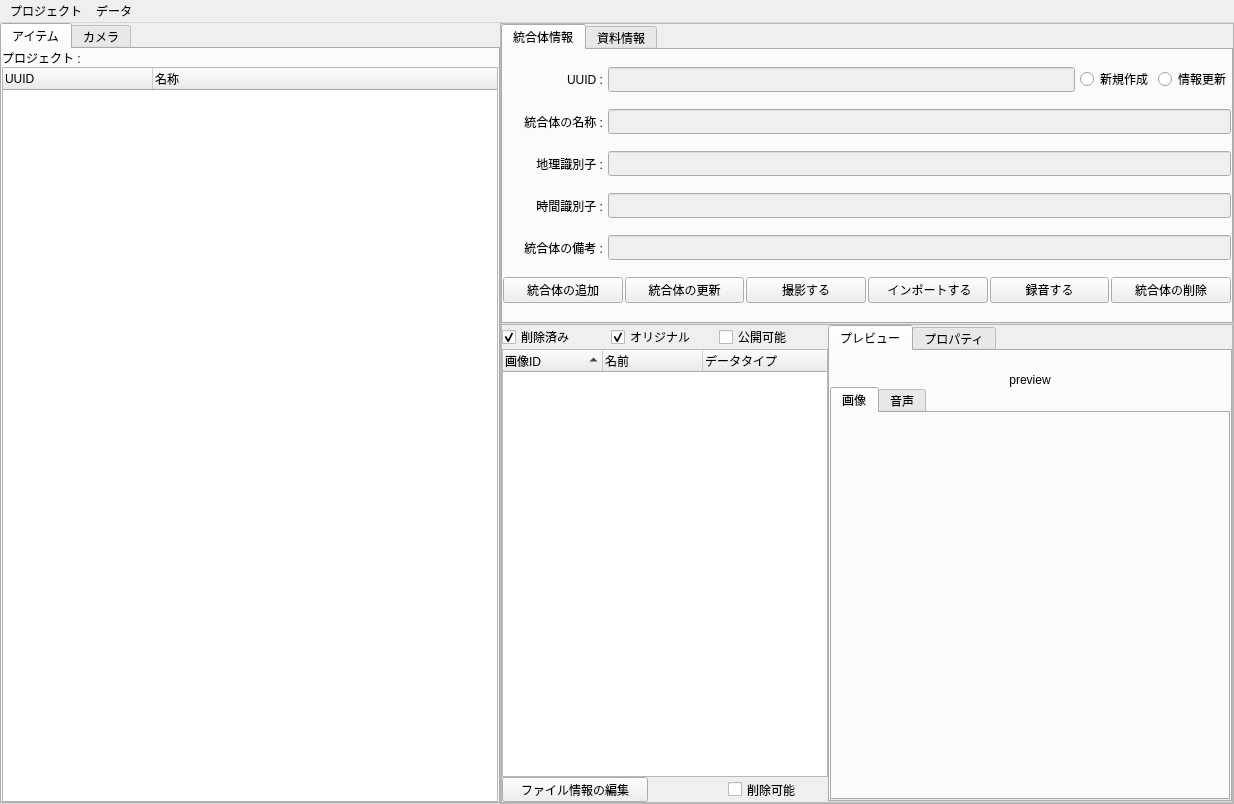
This is ui/mainWindow.ui in yufujimoto/SurveyDataCollector as Qt 5 draws it before an edit. The edited form follows.
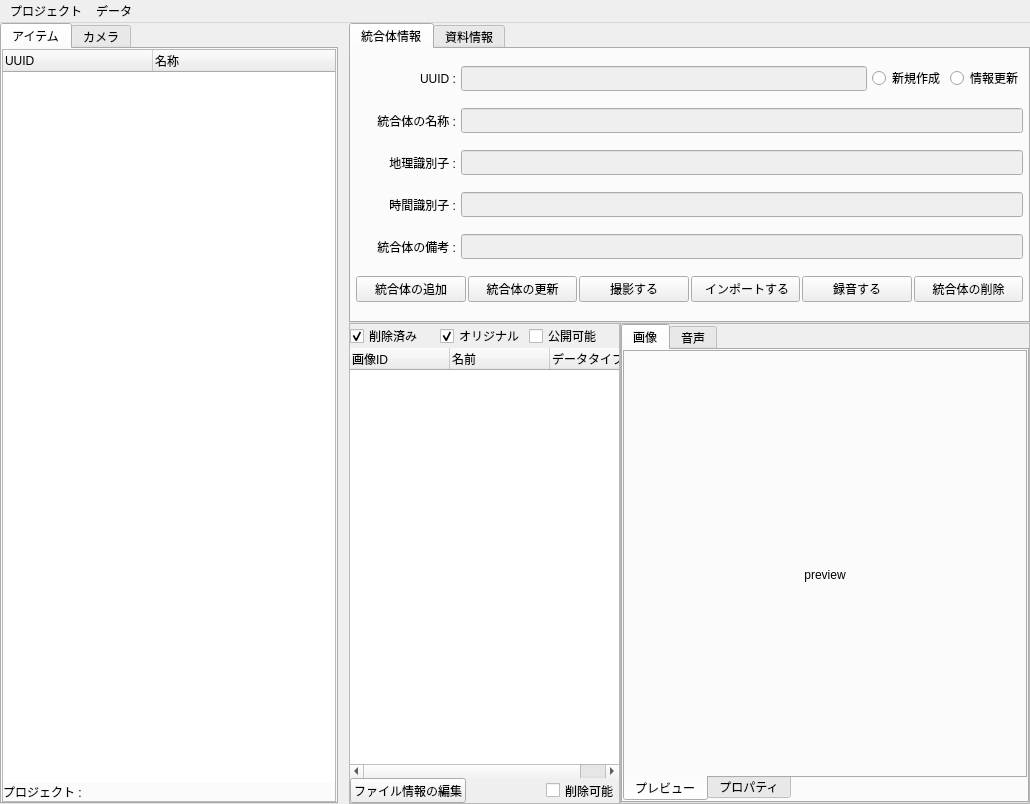
This is the edited form. Icons and pictures are not drawn.

```diff
--- a/ui/mainWindow.ui
+++ b/ui/mainWindow.ui
@@ -6,7 +6,7 @@
    <rect>
     <x>0</x>
     <y>0</y>
-    <width>1234</width>
+    <width>1030</width>
     <height>804</height>
    </rect>
   </property>
@@ -22,11 +22,29 @@
    <iconset>
     <normaloff>icon/ic_add_a_photo_black_24dp_2x.png</normaloff>icon/ic_add_a_photo_black_24dp_2x.png</iconset>
   </property>
-  <widget class="QWidget" name="centralwidget">
-   <layout class="QHBoxLayout" name="horizontalLayout">
+  <widget class="QWidget" name="frm_main">
+   <layout class="QHBoxLayout" name="frm_main_lay">
     <property name="spacing">
+     <number>5</number>
+    </property>
+    <property name="margin">
      <number>0</number>
     </property>
+    <item>
+     <widget class="QFrame" name="frm_left">
+      <property name="maximumSize">
+       <size>
+        <width>600</width>
+        <height>16777215</height>
+       </size>
+      </property>
+      <property name="frameShape">
+       <enum>QFrame::NoFrame</enum>
+      </property>
+      <property name="frameShadow">
+       <enum>QFrame::Plain</enum>
+      </property>
+      <layout class="QGridLayout" name="gridLayout">
     <property name="leftMargin">
      <number>0</number>
     </property>
@@ -34,25 +52,16 @@
      <number>0</number>
     </property>
     <property name="rightMargin">
-     <number>0</number>
+        <number>3</number>
     </property>
     <property name="bottomMargin">
      <number>0</number>
     </property>
-    <item>
+       <property name="spacing">
+        <number>0</number>
+       </property>
+       <item row="0" column="0">
      <widget class="QTabWidget" name="tab_control">
-      <property name="minimumSize">
-       <size>
-        <width>400</width>
-        <height>0</height>
-       </size>
-      </property>
-      <property name="maximumSize">
-       <size>
-        <width>500</width>
-        <height>16777215</height>
-       </size>
-      </property>
       <property name="font">
        <font>
         <pointsize>9</pointsize>
@@ -75,65 +84,35 @@
         <property name="spacing">
          <number>0</number>
         </property>
-        <property name="leftMargin">
-         <number>0</number>
-        </property>
-        <property name="topMargin">
-         <number>0</number>
-        </property>
-        <property name="rightMargin">
-         <number>0</number>
-        </property>
-        <property name="bottomMargin">
+           <property name="margin">
          <number>0</number>
         </property>
         <item>
-         <layout class="QHBoxLayout" name="lay_h_dir_root">
+            <widget class="QFrame" name="frm_tab_prj_item">
+             <property name="frameShape">
+              <enum>QFrame::StyledPanel</enum>
+             </property>
+             <property name="frameShadow">
+              <enum>QFrame::Plain</enum>
+             </property>
+             <property name="lineWidth">
+              <number>1</number>
+             </property>
+             <layout class="QGridLayout" name="gridLayout_5">
+              <property name="margin">
+               <number>0</number>
+              </property>
           <property name="spacing">
            <number>0</number>
           </property>
-          <property name="topMargin">
-           <number>0</number>
-          </property>
-          <item>
-           <widget class="QLabel" name="lbl_prjDir">
-            <property name="sizePolicy">
-             <sizepolicy hsizetype="Fixed" vsizetype="Fixed">
-              <horstretch>0</horstretch>
-              <verstretch>0</verstretch>
-             </sizepolicy>
-            </property>
-            <property name="minimumSize">
-             <size>
-              <width>0</width>
-              <height>0</height>
-             </size>
-            </property>
-            <property name="text">
-             <string>プロジェクト : </string>
-            </property>
-           </widget>
-          </item>
-          <item>
-           <widget class="QLabel" name="lbl_prj_path">
-            <property name="text">
-             <string/>
-            </property>
-           </widget>
-          </item>
-         </layout>
-        </item>
-        <item>
+              <item row="0" column="0">
          <widget class="QTreeWidget" name="tre_prj_item">
+                <property name="frameShape">
+                 <enum>QFrame::HLine</enum>
+                </property>
           <property name="lineWidth">
            <number>0</number>
           </property>
-          <property name="dragEnabled">
-           <bool>false</bool>
-          </property>
-          <property name="dragDropMode">
-           <enum>QAbstractItemView::NoDragDrop</enum>
-          </property>
           <attribute name="headerDefaultSectionSize">
            <number>150</number>
           </attribute>
@@ -149,6 +128,45 @@
           </column>
          </widget>
         </item>
+              <item row="1" column="0">
+               <layout class="QHBoxLayout" name="lay_h_dir_root">
+                <property name="spacing">
+                 <number>0</number>
+                </property>
+                <property name="topMargin">
+                 <number>0</number>
+                </property>
+                <item>
+                 <widget class="QLabel" name="lbl_prjDir">
+                  <property name="sizePolicy">
+                   <sizepolicy hsizetype="Fixed" vsizetype="Fixed">
+                    <horstretch>0</horstretch>
+                    <verstretch>0</verstretch>
+                   </sizepolicy>
+                  </property>
+                  <property name="minimumSize">
+                   <size>
+                    <width>0</width>
+                    <height>0</height>
+                   </size>
+                  </property>
+                  <property name="text">
+                   <string>プロジェクト : </string>
+                  </property>
+                 </widget>
+                </item>
+                <item>
+                 <widget class="QLabel" name="lbl_prj_path">
+                  <property name="text">
+                   <string/>
+                  </property>
+                 </widget>
+                </item>
+               </layout>
+              </item>
+             </layout>
+            </widget>
+           </item>
        </layout>
       </widget>
       <widget class="QWidget" name="tab_prj_cam">
@@ -159,16 +177,7 @@
         <property name="spacing">
          <number>0</number>
         </property>
-        <property name="leftMargin">
-         <number>0</number>
-        </property>
-        <property name="topMargin">
-         <number>0</number>
-        </property>
-        <property name="rightMargin">
-         <number>0</number>
-        </property>
-        <property name="bottomMargin">
+           <property name="margin">
          <number>0</number>
         </property>
         <item>
@@ -249,16 +258,7 @@
            <set>Qt::AlignLeading|Qt::AlignLeft|Qt::AlignTop</set>
           </property>
           <layout class="QGridLayout" name="gridLayout_4">
-           <property name="leftMargin">
-            <number>0</number>
-           </property>
-           <property name="topMargin">
-            <number>0</number>
-           </property>
-           <property name="rightMargin">
-            <number>0</number>
-           </property>
-           <property name="bottomMargin">
+              <property name="margin">
             <number>0</number>
            </property>
            <property name="spacing">
@@ -441,8 +441,11 @@
       </widget>
      </widget>
     </item>
+      </layout>
+     </widget>
+    </item>
     <item>
-     <widget class="QFrame" name="frame_3">
+     <widget class="QFrame" name="frm_right">
       <property name="minimumSize">
        <size>
         <width>600</width>
@@ -450,14 +453,14 @@
        </size>
       </property>
       <property name="frameShape">
-       <enum>QFrame::StyledPanel</enum>
+       <enum>QFrame::NoFrame</enum>
       </property>
       <property name="frameShadow">
-       <enum>QFrame::Raised</enum>
+       <enum>QFrame::Plain</enum>
       </property>
       <layout class="QGridLayout" name="gridLayout_3">
        <property name="leftMargin">
-        <number>0</number>
+        <number>3</number>
        </property>
        <property name="topMargin">
         <number>0</number>
@@ -491,9 +494,6 @@
            <height>300</height>
           </size>
          </property>
-         <property name="autoFillBackground">
-          <bool>false</bool>
-         </property>
          <property name="currentIndex">
           <number>0</number>
          </property>
@@ -512,13 +512,13 @@
           </attribute>
           <layout class="QGridLayout" name="gridLayout_2">
            <property name="leftMargin">
-            <number>0</number>
+            <number>5</number>
            </property>
            <property name="topMargin">
             <number>0</number>
            </property>
            <property name="rightMargin">
-            <number>0</number>
+            <number>5</number>
            </property>
            <property name="bottomMargin">
             <number>0</number>
@@ -527,7 +527,7 @@
             <number>0</number>
            </property>
            <item row="0" column="0">
-            <layout class="QHBoxLayout" name="lay_h_con_ope">
+            <layout class="QHBoxLayout" name="lay_h_con_uuid">
              <property name="spacing">
               <number>5</number>
              </property>
@@ -598,9 +598,6 @@
                  <height>16777215</height>
                 </size>
                </property>
-               <property name="layoutDirection">
-                <enum>Qt::LeftToRight</enum>
-               </property>
                <property name="text">
                 <string>新規作成</string>
                </property>
@@ -948,19 +945,19 @@
             <number>0</number>
            </property>
            <property name="leftMargin">
-            <number>0</number>
+            <number>5</number>
            </property>
            <property name="topMargin">
             <number>0</number>
            </property>
            <property name="rightMargin">
-            <number>0</number>
+            <number>5</number>
            </property>
            <property name="bottomMargin">
             <number>0</number>
            </property>
            <item>
-            <layout class="QHBoxLayout" name="horizontalLayout_5">
+            <layout class="QHBoxLayout" name="lay_h_mat_uuid">
              <property name="spacing">
               <number>5</number>
              </property>
@@ -1562,35 +1559,36 @@
            <height>450</height>
           </size>
          </property>
-         <property name="font">
-          <font>
-           <pointsize>9</pointsize>
-          </font>
+         <property name="frameShape">
+          <enum>QFrame::NoFrame</enum>
          </property>
+         <property name="frameShadow">
+          <enum>QFrame::Plain</enum>
+         </property>
+         <layout class="QHBoxLayout" name="frm_fil_info_lay">
+          <property name="spacing">
+           <number>0</number>
+          </property>
+          <property name="margin">
+           <number>0</number>
+          </property>
+          <item>
+           <widget class="QFrame" name="frm_fil_info_left">
          <property name="frameShape">
           <enum>QFrame::StyledPanel</enum>
          </property>
          <property name="frameShadow">
           <enum>QFrame::Raised</enum>
          </property>
-         <layout class="QHBoxLayout" name="horizontalLayout_2">
-          <property name="spacing">
+            <layout class="QGridLayout" name="frm_fil_info_left_lay">
+             <property name="margin">
            <number>0</number>
           </property>
-          <property name="leftMargin">
+             <property name="spacing">
            <number>0</number>
           </property>
-          <property name="topMargin">
-           <number>0</number>
-          </property>
-          <property name="rightMargin">
-           <number>0</number>
-          </property>
-          <property name="bottomMargin">
-           <number>0</number>
-          </property>
-          <item>
-           <layout class="QVBoxLayout" name="verticalLayout_5">
+             <item row="0" column="0">
+              <layout class="QVBoxLayout" name="lay_v_fil_list">
             <property name="spacing">
              <number>0</number>
             </property>
@@ -1598,7 +1596,7 @@
              <number>0</number>
             </property>
             <item>
-             <layout class="QHBoxLayout" name="horizontalLayout_6">
+                <layout class="QHBoxLayout" name="lay_h_fil_opt">
               <property name="spacing">
                <number>0</number>
               </property>
@@ -1607,6 +1605,12 @@
               </property>
               <item>
                <widget class="QCheckBox" name="cbx_fil_deleted">
+                   <property name="minimumSize">
+                    <size>
+                     <width>0</width>
+                     <height>24</height>
+                    </size>
+                   </property>
                 <property name="text">
                  <string>削除済み</string>
                 </property>
@@ -1617,6 +1621,12 @@
               </item>
               <item>
                <widget class="QCheckBox" name="cbx_fil_original">
+                   <property name="minimumSize">
+                    <size>
+                     <width>0</width>
+                     <height>24</height>
+                    </size>
+                   </property>
                 <property name="text">
                  <string>オリジナル</string>
                 </property>
@@ -1630,6 +1640,12 @@
                 <property name="enabled">
                  <bool>true</bool>
                 </property>
+                   <property name="minimumSize">
+                    <size>
+                     <width>0</width>
+                     <height>24</height>
+                    </size>
+                   </property>
                 <property name="maximumSize">
                  <size>
                   <width>16777215</width>
@@ -1645,11 +1661,11 @@
             </item>
             <item>
              <widget class="QTreeWidget" name="tre_fls">
-              <attribute name="headerCascadingSectionResizes">
-               <bool>true</bool>
-              </attribute>
-              <attribute name="headerShowSortIndicator" stdset="0">
-               <bool>true</bool>
+                 <property name="frameShape">
+                  <enum>QFrame::NoFrame</enum>
+                 </property>
+                 <attribute name="headerDefaultSectionSize">
+                  <number>100</number>
               </attribute>
               <column>
                <property name="text">
@@ -1669,7 +1685,7 @@
              </widget>
             </item>
             <item>
-             <layout class="QHBoxLayout" name="horizontalLayout_8">
+                <layout class="QHBoxLayout" name="lay_h_fil_edit">
               <property name="topMargin">
                <number>0</number>
               </property>
@@ -1751,20 +1767,68 @@
               </item>
              </layout>
             </item>
+              </layout>
+             </item>
+            </layout>
+           </widget>
+          </item>
             <item>
-             <layout class="QVBoxLayout" name="verticalLayout">
+           <widget class="QFrame" name="frm_fil_info_right">
+            <property name="frameShape">
+             <enum>QFrame::StyledPanel</enum>
+            </property>
+            <property name="frameShadow">
+             <enum>QFrame::Raised</enum>
+            </property>
+            <layout class="QGridLayout" name="frm_fil_info_right_lay">
+             <property name="margin">
+              <number>0</number>
+             </property>
               <property name="spacing">
                <number>0</number>
               </property>
-              <property name="topMargin">
+             <item row="0" column="0">
+              <widget class="QTabWidget" name="tab_src">
+               <property name="tabPosition">
+                <enum>QTabWidget::North</enum>
+               </property>
+               <property name="tabShape">
+                <enum>QTabWidget::Rounded</enum>
+               </property>
+               <property name="currentIndex">
                <number>0</number>
               </property>
-             </layout>
-            </item>
-           </layout>
-          </item>
+               <property name="iconSize">
+                <size>
+                 <width>24</width>
+                 <height>24</height>
+                </size>
+               </property>
+               <property name="documentMode">
+                <bool>false</bool>
+               </property>
+               <property name="tabsClosable">
+                <bool>false</bool>
+               </property>
+               <property name="tabBarAutoHide" stdset="0">
+                <bool>false</bool>
+               </property>
+               <widget class="QWidget" name="tab_src_img">
+                <attribute name="title">
+                 <string>画像</string>
+                </attribute>
+                <layout class="QVBoxLayout" name="verticalLayout_4">
+                 <property name="spacing">
+                  <number>0</number>
+                 </property>
+                 <property name="margin">
+                  <number>0</number>
+                 </property>
           <item>
            <widget class="QTabWidget" name="tab_img_info">
+                   <property name="tabPosition">
+                    <enum>QTabWidget::South</enum>
+                   </property>
             <property name="tabShape">
              <enum>QTabWidget::Rounded</enum>
             </property>
@@ -1779,16 +1843,7 @@
               <property name="spacing">
                <number>0</number>
               </property>
-              <property name="leftMargin">
-               <number>0</number>
-              </property>
-              <property name="topMargin">
-               <number>0</number>
-              </property>
-              <property name="rightMargin">
-               <number>0</number>
-              </property>
-              <property name="bottomMargin">
+                     <property name="margin">
                <number>0</number>
               </property>
               <item>
@@ -2022,61 +2077,45 @@
                   </item>
                  </layout>
                 </item>
-                <item>
-                 <widget class="QTabWidget" name="tab_src">
-                  <property name="minimumSize">
-                   <size>
-                    <width>0</width>
-                    <height>0</height>
-                   </size>
-                  </property>
-                  <property name="tabPosition">
-                   <enum>QTabWidget::North</enum>
-                  </property>
-                  <property name="tabShape">
-                   <enum>QTabWidget::Rounded</enum>
-                  </property>
-                  <property name="currentIndex">
-                   <number>0</number>
-                  </property>
-                  <property name="iconSize">
-                   <size>
-                    <width>24</width>
-                    <height>24</height>
-                   </size>
-                  </property>
-                  <property name="elideMode">
-                   <enum>Qt::ElideNone</enum>
-                  </property>
-                  <property name="documentMode">
-                   <bool>false</bool>
-                  </property>
-                  <property name="tabsClosable">
-                   <bool>false</bool>
-                  </property>
-                  <property name="tabBarAutoHide">
-                   <bool>false</bool>
-                  </property>
-                  <widget class="QWidget" name="tab_src_img">
+                      </layout>
+                     </item>
+                    </layout>
+                   </widget>
+                   <widget class="QWidget" name="tab_img_prop">
                    <attribute name="title">
-                    <string>画像</string>
-                   </attribute>
-                   <layout class="QVBoxLayout" name="verticalLayout_4">
+                     <string>プロパティ</string>
+                    </attribute>
+                    <layout class="QHBoxLayout" name="horizontalLayout_3">
                     <property name="spacing">
                      <number>0</number>
                     </property>
-                    <property name="leftMargin">
+                     <property name="margin">
                      <number>0</number>
                     </property>
-                    <property name="topMargin">
-                     <number>0</number>
-                    </property>
-                    <property name="rightMargin">
-                     <number>0</number>
-                    </property>
-                    <property name="bottomMargin">
-                     <number>0</number>
-                    </property>
+                     <item>
+                      <widget class="QTreeWidget" name="tre_img_prop">
+                       <property name="frameShape">
+                        <enum>QFrame::NoFrame</enum>
+                       </property>
+                       <attribute name="headerDefaultSectionSize">
+                        <number>100</number>
+                       </attribute>
+                       <column>
+                        <property name="text">
+                         <string>プロパティ</string>
+                        </property>
+                       </column>
+                       <column>
+                        <property name="text">
+                         <string>値</string>
+                        </property>
+                       </column>
+                      </widget>
+                     </item>
+                    </layout>
+                   </widget>
+                  </widget>
+                 </item>
                    </layout>
                   </widget>
                   <widget class="QWidget" name="tab_src_snd">
@@ -2087,16 +2126,7 @@
                     <property name="spacing">
                      <number>0</number>
                     </property>
-                    <property name="leftMargin">
-                     <number>0</number>
-                    </property>
-                    <property name="topMargin">
-                     <number>0</number>
-                    </property>
-                    <property name="rightMargin">
-                     <number>0</number>
-                    </property>
-                    <property name="bottomMargin">
+                 <property name="margin">
                      <number>0</number>
                     </property>
                     <item>
@@ -2122,65 +2152,13 @@
                  </widget>
                 </item>
                </layout>
-              </item>
-             </layout>
-            </widget>
-            <widget class="QWidget" name="tab_img_prop">
-             <attribute name="title">
-              <string>プロパティ</string>
-             </attribute>
-             <layout class="QHBoxLayout" name="horizontalLayout_3">
-              <property name="spacing">
-               <number>0</number>
-              </property>
-              <property name="leftMargin">
-               <number>0</number>
-              </property>
-              <property name="topMargin">
-               <number>0</number>
-              </property>
-              <property name="rightMargin">
-               <number>0</number>
-              </property>
-              <property name="bottomMargin">
-               <number>0</number>
-              </property>
-              <item>
-               <widget class="QTreeWidget" name="tre_img_prop">
-                <attribute name="headerDefaultSectionSize">
-                 <number>100</number>
-                </attribute>
-                <column>
-                 <property name="text">
-                  <string>プロパティ</string>
-                 </property>
-                </column>
-                <column>
-                 <property name="text">
-                  <string>値</string>
-                 </property>
-                </column>
-               </widget>
+           </widget>
               </item>
              </layout>
             </widget>
-           </widget>
           </item>
          </layout>
         </widget>
-       </item>
-      </layout>
-     </widget>
-    </item>
-    <item>
-     <layout class="QVBoxLayout" name="lay_v_item_info">
-      <property name="spacing">
-       <number>0</number>
-      </property>
-      <property name="topMargin">
-       <number>0</number>
-      </property>
-     </layout>
     </item>
    </layout>
   </widget>
@@ -2189,8 +2167,8 @@
     <rect>
      <x>0</x>
      <y>0</y>
-     <width>1234</width>
-     <height>23</height>
+     <width>1030</width>
+     <height>26</height>
     </rect>
    </property>
    <widget class="QMenu" name="men_prj">
@@ -2355,6 +2333,26 @@
     <string>File</string>
    </property>
   </action>
+  <action name="act_ja">
+   <property name="text">
+    <string>日本語</string>
+   </property>
+  </action>
+  <action name="act_en">
+   <property name="text">
+    <string> English</string>
+   </property>
+  </action>
+  <action name="act_dark">
+   <property name="text">
+    <string>ダーク</string>
+   </property>
+  </action>
+  <action name="act_white">
+   <property name="text">
+    <string>ホワイト</string>
+   </property>
+  </action>
  </widget>
  <tabstops>
   <tabstop>tab_control</tabstop>
```
Left out of the diff: 4 changed lines with no effect on the pictures. Lines whose indentation alone changed are shown as unchanged.
